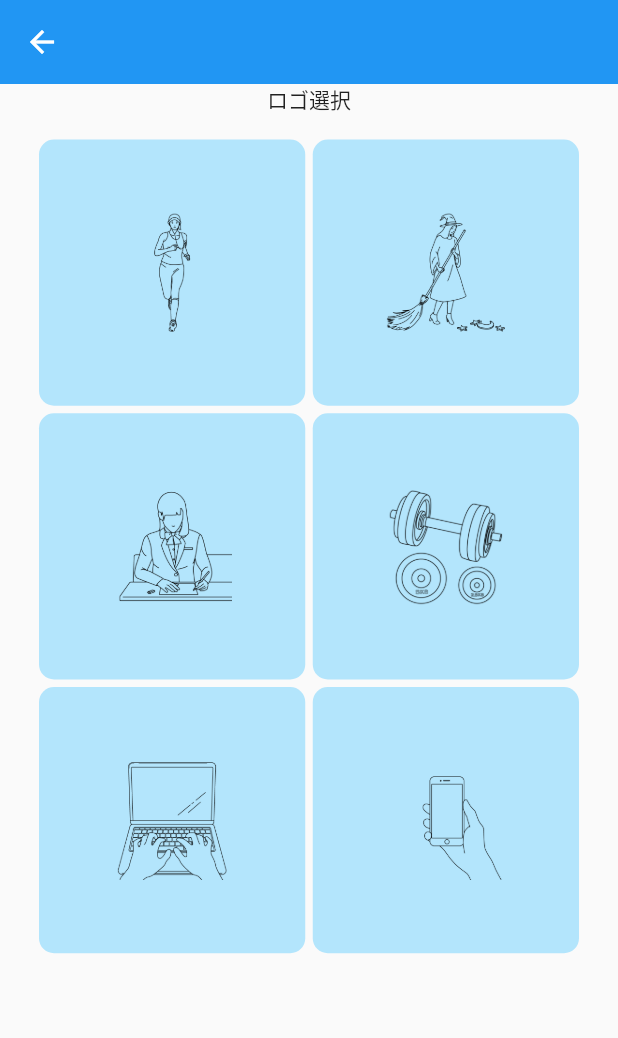
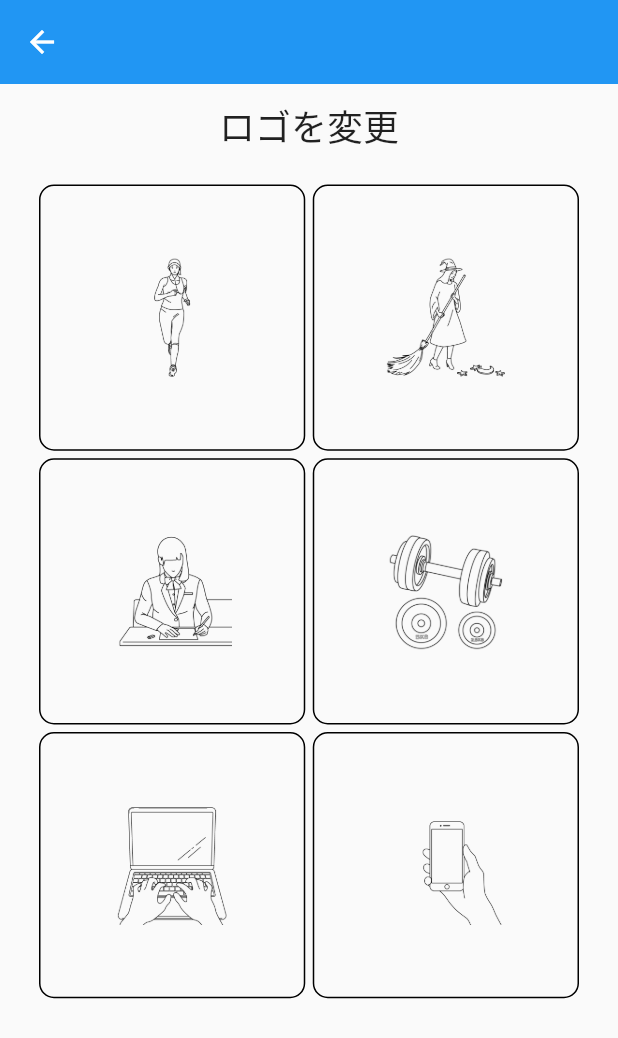
Before and after one commit to y0303noki/YellApp, a Flutter app: the SelectLogoPage screen opened directly, on a phone screen of 412 x 824 dp. Shown: the top 1038 px of the screen. Run offline on Flutter 3.47's test engine with Material 2 defaults, Android fonts, the phone set to English and light mode, and no system bars; our stand-ins replace bubble, cloud_firestore, firebase_auth, firebase_core, flutter_hooks, hooks_riverpod and 2 more; accounts and stored records are empty; network calls fail.

Commit message:
ロゴ修正

```diff
--- a/lib/screen/my/my_achievement_page.dart
+++ b/lib/screen/my/my_achievement_page.dart
@@ -305,7 +305,7 @@ class MyAchievementPage extends ConsumerWidget {
                     ),
                   ).then(
                     (value) {
-                      print(value);
+                      // ロゴを選択してたらリロードする
                       if (value != null && value) {
                         myAchievment.refresh = true;
                         myAchievment.refreshNotifyListeners();
@@ -476,7 +476,7 @@ class MyAchievementPage extends ConsumerWidget {
         right: 20,
       ),
       decoration: BoxDecoration(
-        border: Border.all(color: Colors.grey),
+        border: Border.all(),
         borderRadius: BorderRadius.circular(10),
       ),
       child: Image.asset(
--- a/lib/screen/my/select_log_page.dart
+++ b/lib/screen/my/select_log_page.dart
@@ -1,6 +1,7 @@
 import 'package:flutter/material.dart';
 import 'package:hooks_riverpod/hooks_riverpod.dart';
 import 'package:yell_app/components/widget/common_widget.dart';
+import 'package:yell_app/components/widget/text_widget.dart';
 import 'package:yell_app/firebase/my_goal_firebase.dart';
 import 'package:yell_app/state/my_achievment_provider.dart';
 
@@ -27,7 +28,13 @@ class SelectLogoPage extends ConsumerWidget {
         child: Column(
           mainAxisAlignment: MainAxisAlignment.spaceBetween,
           children: [
-            Text('ロゴ選択'),
+            Container(
+              margin: const EdgeInsets.only(
+                top: 10,
+                bottom: 5,
+              ),
+              child: TextWidget.headLineText5('ロゴを変更'),
+            ),
             Expanded(
               child: Container(
                 padding: const EdgeInsets.all(16.0),
@@ -99,7 +106,9 @@ class SelectLogoPage extends ConsumerWidget {
       child: GridTile(
         child: Container(
           decoration: BoxDecoration(
-            color: CommonWidget.otherDefaultColor()!,
+            border: Border.all(
+                // color: CommonWidget.otherDefaultColor()!,
+                ),
             borderRadius: BorderRadius.circular(10),
           ),
           child: Column(
```
